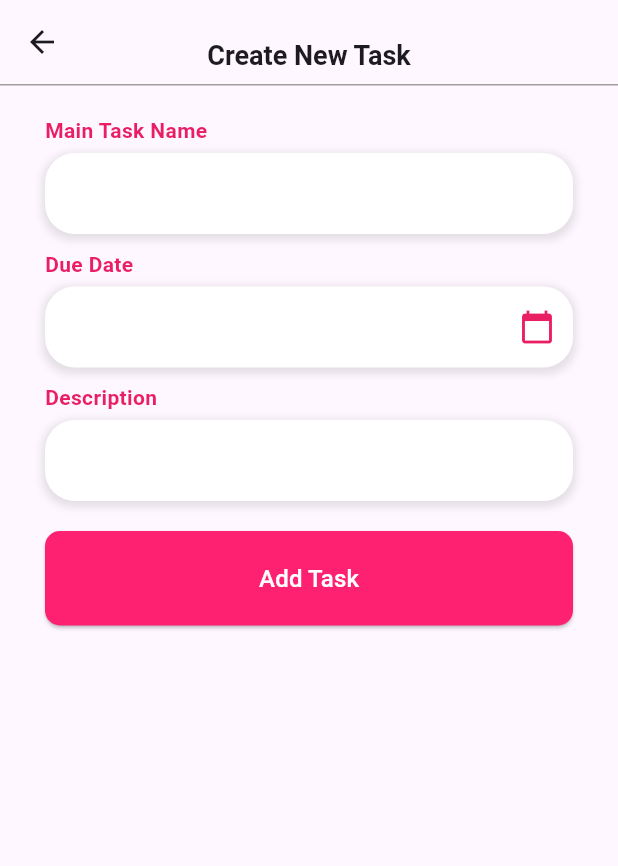
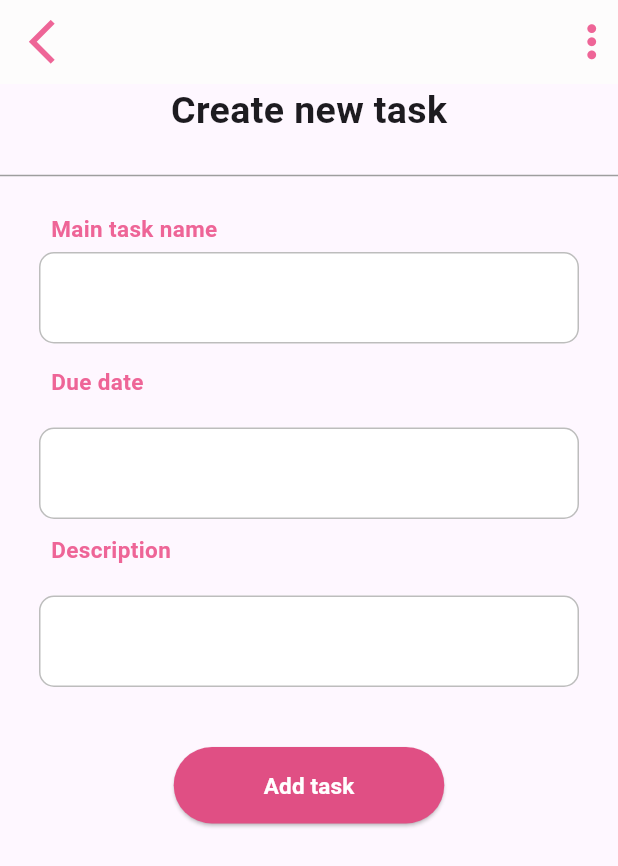
Before and after one commit to BambinoRiya/2023-project-phase-mobile-tasks, a Flutter app: the CreateTaskPage screen opened directly, on a phone screen of 412 x 824 dp. Shown: the top 866 px of the screen. Run offline on Flutter 3.47's test engine with Material 3 defaults, Android fonts, the phone set to English and light mode, and no system bars.

Commit message:
better createTask UI

```diff
--- a/flutter_tut/on-boarding/onboarding/lib/add_task.dart
+++ b/flutter_tut/on-boarding/onboarding/lib/add_task.dart
@@ -7,52 +7,197 @@ class CreateTaskPage extends StatelessWidget {
   Widget build(BuildContext context) {
     return Scaffold(
       appBar: AppBar(
-        title: const Padding(
-          padding: EdgeInsets.only(top: 18),
+        backgroundColor: Color.fromARGB(255, 253, 252, 252),
+        leading: IconButton(
+          onPressed: () {
+            Navigator.pop(context);
+          },
+          icon: const Icon(
+            Icons.arrow_back_ios_new,
+            size: 35,
+            color: Color.fromARGB(255, 238, 101, 151),
+          ),
+        ),
+        actions: const [
+          Icon(
+            Icons.more_vert,
+            size: 35,
+            color: Color.fromARGB(255, 238, 101, 151),
+          )
+        ],
+        title: const Text(''),
+      ),
+      body: SingleChildScrollView(
+        child: Column(
+          children: [
+            const SizedBox(height: 0), // Adjust the spacing as needed
+            const Center(
               child: Text(
-            'Create New Task',
+                "Create new task",
                 style: TextStyle(
-                fontWeight: FontWeight.bold,
-                fontSize: 18.0 // Make the heading bold
+                  fontSize: 25,
+                  fontWeight: FontWeight.w600,
                 ),
               ),
             ),
-        centerTitle: true,
-        bottom: PreferredSize(
-          preferredSize: const Size.fromHeight(1.0),
+            const Divider(
+              height: 50,
+              thickness: 1,
+              color: Colors.grey,
+            ),
+            Container(
+              padding: const EdgeInsets.fromLTRB(16, 0, 16, 35),
+              child: SingleChildScrollView(
                 child: Container(
-            color: Colors.grey,
-            height: 1.0,
+                  padding: const EdgeInsets.symmetric(horizontal: 10),
+                  child: Column(
+                    crossAxisAlignment: CrossAxisAlignment.start,
+                    children: [
+                      Container(
+                        margin: const EdgeInsets.only(bottom: 5),
+                        padding: const EdgeInsets.only(left: 8),
+                        child: const Text(
+                          'Main task name',
+                          style: TextStyle(
+                            fontSize: 15,
+                            fontWeight: FontWeight.bold,
+                            color: Color.fromARGB(255, 238, 101, 151),
                           ),
                         ),
                       ),
-      body: Padding(
-        padding: const EdgeInsets.fromLTRB(30, 20, 30, 0),
-        child: Column(
-          crossAxisAlignment: CrossAxisAlignment.stretch,
-          children: [
-            _buildTextField('Main Task Name'),
+                      TextField(
+                        decoration: InputDecoration(
+                          filled: true,
+                          fillColor: Colors.white,
+                          contentPadding: const EdgeInsets.symmetric(
+                            horizontal: 15,
+                            vertical: 17,
+                          ),
+                          border: OutlineInputBorder(
+                            borderRadius: BorderRadius.circular(10),
+                            borderSide: BorderSide.none,
+                          ),
+                          focusedBorder: OutlineInputBorder(
+                            borderRadius: BorderRadius.circular(10),
+                            borderSide:
+                                BorderSide(color: Colors.grey[400]!, width: 2),
+                          ),
+                          enabledBorder: OutlineInputBorder(
+                            borderRadius: BorderRadius.circular(10),
+                            borderSide:
+                                BorderSide(color: Colors.grey[400]!, width: 1),
+                          ),
+                          hintText: '',
+                        ),
+                        maxLines: null,
+                        style: const TextStyle(fontSize: 18),
+                      ),
+                      const SizedBox(height: 15),
+                      Container(
+                        margin: const EdgeInsets.only(bottom: 5),
+                        padding: const EdgeInsets.only(left: 8),
+                        child: const Text(
+                          'Due date',
+                          style: TextStyle(
+                            fontSize: 15,
+                            fontWeight: FontWeight.bold,
+                            color: Color.fromARGB(255, 238, 101, 151),
+                          ),
+                        ),
+                      ),
+                      const SizedBox(height: 15),
+                      TextField(
+                        decoration: InputDecoration(
+                          filled: true,
+                          fillColor: Colors.white,
+                          contentPadding: const EdgeInsets.symmetric(
+                            horizontal: 15,
+                            vertical: 17,
+                          ),
+                          border: OutlineInputBorder(
+                            borderRadius: BorderRadius.circular(10),
+                            borderSide: BorderSide.none,
+                          ),
+                          focusedBorder: OutlineInputBorder(
+                            borderRadius: BorderRadius.circular(10),
+                            borderSide:
+                                BorderSide(color: Colors.grey[400]!, width: 2),
+                          ),
+                          enabledBorder: OutlineInputBorder(
+                            borderRadius: BorderRadius.circular(10),
+                            borderSide:
+                                BorderSide(color: Colors.grey[400]!, width: 1),
+                          ),
+                          hintText: '',
+                        ),
+                        maxLines: null,
+                        style: const TextStyle(fontSize: 18),
+                      ),
                       const SizedBox(height: 10),
-            _buildDateField('Due Date', context),
-            const SizedBox(height: 10),
-            _buildTextField('Description'),
-            const SizedBox(height: 20),
                       Container(
-              width: 20,
+                        margin: const EdgeInsets.only(bottom: 5),
+                        padding: const EdgeInsets.only(left: 8),
+                        child: const Text(
+                          'Description',
+                          style: TextStyle(
+                            fontSize: 15,
+                            fontWeight: FontWeight.bold,
+                            color: Color.fromARGB(255, 238, 101, 151),
+                          ),
+                        ),
+                      ),
+                      const SizedBox(height: 15),
+                      TextField(
+                        decoration: InputDecoration(
+                          filled: true,
+                          fillColor: Colors.white,
+                          contentPadding: const EdgeInsets.symmetric(
+                            horizontal: 15,
+                            vertical: 17,
+                          ),
+                          border: OutlineInputBorder(
+                            borderRadius: BorderRadius.circular(10),
+                            borderSide: BorderSide.none,
+                          ),
+                          focusedBorder: OutlineInputBorder(
+                            borderRadius: BorderRadius.circular(10),
+                            borderSide:
+                                BorderSide(color: Colors.grey[400]!, width: 2),
+                          ),
+                          enabledBorder: OutlineInputBorder(
+                            borderRadius: BorderRadius.circular(10),
+                            borderSide:
+                                BorderSide(color: Colors.grey[400]!, width: 1),
+                          ),
+                          hintText: '',
+                        ),
+                        maxLines: null,
+                        style: const TextStyle(fontSize: 18),
+                      ),
+                      const SizedBox(height: 40),
+                      Center(
                         child: ElevatedButton(
-                onPressed: () {
-                  // task creation logic here
-                },
                           style: ElevatedButton.styleFrom(
-                  backgroundColor: const Color(0xFFFF2171),
-                  shape: RoundedRectangleBorder(
-                    borderRadius: BorderRadius.circular(10.0),
+                            padding: const EdgeInsets.symmetric(
+                              vertical: 15,
+                              horizontal: 60,
                             ),
-                  padding:
-                      const EdgeInsets.symmetric(horizontal: 40, vertical: 20),
+                            backgroundColor: Color.fromARGB(255, 224, 79, 132),
+                            foregroundColor: Colors.white,
                           ),
-                child: const Text('Add Task',
-                    style: TextStyle(fontSize: 16, color: Colors.white)),
+                          onPressed: () {},
+                          child: const Text(
+                            'Add task',
+                            style: TextStyle(
+                                color: Colors.white,
+                                fontWeight: FontWeight.bold,
+                                fontSize: 15),
+                          ),
+                        ),
+                      ),
+                    ],
+                  ),
+                ),
               ),
             ),
           ],
@@ -60,104 +205,4 @@ class CreateTaskPage extends StatelessWidget {
       ),
     );
   }
-
-  Widget _buildTextField(String label) {
-    return Column(
-      crossAxisAlignment: CrossAxisAlignment.start,
-      children: [
-        Text(
-          label,
-          style: const TextStyle(
-            color: Colors.pink,
-            fontWeight: FontWeight.bold, // Make the title bold
-          ),
-        ),
-        const SizedBox(height: 5),
-        Container(
-          decoration: BoxDecoration(
-            color: Colors.white,
-            borderRadius:
-                BorderRadius.circular(20), // Make the text box more rounded
-            boxShadow: [
-              BoxShadow(
-                color:
-                    Colors.black.withOpacity(0.1), // Add shadow to the text box
-                spreadRadius: 2,
-                blurRadius: 4,
-                offset: const Offset(0, 2), // changes position of shadow
-              ),
-            ],
-          ),
-          child: const TextField(
-            decoration: InputDecoration(
-              border: InputBorder.none,
-              contentPadding: EdgeInsets.all(15),
-            ),
-          ),
-        ),
-      ],
-    );
 }
-
-  Widget _buildDateField(String label, BuildContext context) {
-    return Column(
-      crossAxisAlignment: CrossAxisAlignment.start,
-      children: [
-        Text(
-          label,
-          style: const TextStyle(
-            color: Colors.pink,
-            fontWeight: FontWeight.bold, // Make the title bold
-          ),
-        ),
-        const SizedBox(height: 5),
-        Container(
-          decoration: BoxDecoration(
-            color: Colors.white,
-            borderRadius:
-                BorderRadius.circular(20), // Make the text box more rounded
-            boxShadow: [
-              BoxShadow(
-                color:
-                    Colors.black.withOpacity(0.1), // Add shadow to the text box
-                spreadRadius: 2,
-                blurRadius: 4,
-                offset: const Offset(0, 2), // changes position of shadow
-              ),
-            ],
-          ),
-          child: TextField(
-            decoration: InputDecoration(
-              border: InputBorder.none,
-              contentPadding: const EdgeInsets.all(15),
-              suffixIcon: IconButton(
-                onPressed: () {
-                  _selectDate(context);
-                },
-                icon: const Icon(Icons.calendar_today, color: Colors.pink),
-              ),
-            ),
-          ),
-        ),
-      ],
-    );
-  }
-
-  Future<void> _selectDate(BuildContext context) async {
-    final DateTime? picked = await showDatePicker(
-      context: context,
-      initialDate: DateTime.now(),
-      firstDate: DateTime(2000),
-      lastDate: DateTime(2100),
-    );
-    if (picked != null) {
-      // handle selected date
-    }
-  }
-}
-
-void main() {
-  runApp(MaterialApp(
-    home: CreateTaskPage(),
-  ));
-}
--- a/flutter_tut/on-boarding/onboarding/lib/main.dart
+++ b/flutter_tut/on-boarding/onboarding/lib/main.dart
@@ -8,7 +8,7 @@ import 'package:onboarding/toDo.dart';
 
 void main() {
   runApp(const MaterialApp(
-    home: TaskDetail(),
+    home: CreateTaskPage(),
   ));
 }
 
```
Lines whose indentation alone changed are shown as unchanged.
